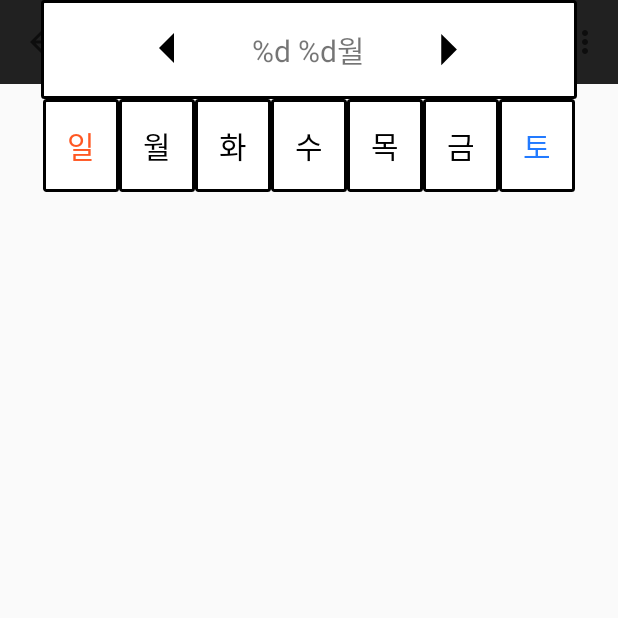
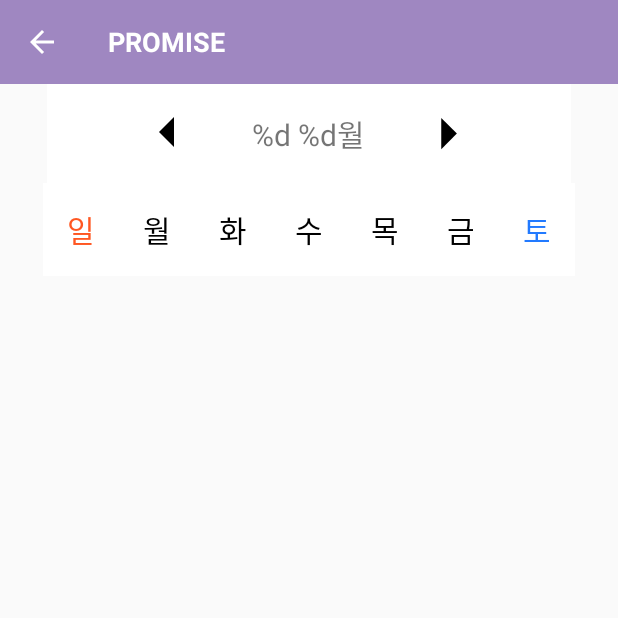
Before and after one commit to namefox2/android_calendar, an Android app: the screen it shows after launch (MainActivity), on a phone screen of 412 x 824 dp, the top half of it. Run offline under Robolectric (Android 15) with nearby library versions, the phone set to English and light mode, and no system bars.

Commit message:
toolbar frame complete

```diff
--- a/app/src/main/java/com/example/calendar/MainActivity.java
+++ b/app/src/main/java/com/example/calendar/MainActivity.java
@@ -1,34 +1,48 @@
 package com.example.calendar;
 
+import androidx.appcompat.app.ActionBar;
 import androidx.appcompat.app.AppCompatActivity;
 import androidx.appcompat.widget.Toolbar;
 
+import android.app.Activity;
 import android.os.Bundle;
 import android.view.Menu;
 import android.view.MenuInflater;
 import android.view.MenuItem;
-import android.widget.TextView;
+import android.view.Window;
+import android.view.WindowManager;
 
-import org.w3c.dom.Text;
+import com.google.android.material.navigation.NavigationView;
 
 public class MainActivity extends AppCompatActivity
 {
+    Toolbar toolbar;
+    NavigationView navigationView;
     @Override
     protected void onCreate(Bundle savedInstanceState) {
         super.onCreate(savedInstanceState);
         setContentView(R.layout.activity_main);
 
-        Toolbar toolbar = findViewById(R.id.toolbar);
+        toolbar = findViewById(R.id.toolbar);
         setSupportActionBar(toolbar);
 
-        TextView toolbarTitle = findViewById(R.id.toolbar_title);
-        String toolbar_text = "TODO";
-        toolbarTitle.setText(toolbar_text);
+        ActionBar actionBar = getSupportActionBar();
+        assert actionBar != null;
+        actionBar.setDisplayShowCustomEnabled(true);
+        actionBar.setDisplayShowTitleEnabled(false);
+        actionBar.setDisplayHomeAsUpEnabled(true);
 
-        if(getSupportActionBar() != null)
-        {
-            getSupportActionBar().setDisplayHomeAsUpEnabled(true);
-        }
+//        navigationView = findViewById(R.id.navigationView);
+
+
+//        TextView toolbarTitle = findViewById(R.id.toolbar_title);
+//        String toolbar_text = "TODO";
+//        toolbarTitle.setText(toolbar_text);
+
+//        if(getSupportActionBar() != null)
+//        {
+//            getSupportActionBar().setDisplayHomeAsUpEnabled(true);
+//        }
 //        androidx.appcompat.app.ActionBar actionBar = getSupportActionBar();
 //        if(actionBar != null)
 //        {
@@ -41,6 +55,8 @@ public class MainActivity extends AppCompatActivity
     {
         MenuInflater inflater = getMenuInflater();
         inflater.inflate(R.menu.actionbar_menu, menu);
+        toolbar.getMenu().clear();
+
         return true;
     }
     public boolean onOptionsItemSelected(MenuItem item)
@@ -55,6 +71,20 @@ public class MainActivity extends AppCompatActivity
         {
             return true;
         }
+        else if(id == R.id.bar_change_promise)
+        {
+            return true;
+        }
         return super.onOptionsItemSelected(item);
     }
+    public static void setWindowFlag(Activity activity, final int bits, boolean on) {
+        Window win = activity.getWindow();
+        WindowManager.LayoutParams winParams = win.getAttributes();
+        if (on) {
+            winParams.flags |= bits;
+        } else {
+            winParams.flags &= ~bits;
+        }
+        win.setAttributes(winParams);
+    }
 }
--- a/app/src/main/res/drawable/border_calendar.xml
+++ b/app/src/main/res/drawable/border_calendar.xml
@@ -2,7 +2,7 @@
 <shape xmlns:android="http://schemas.android.com/apk/res/android">
     <solid android:color="#FFFFFFFF"/>
     <stroke
-        android:width="2dp"
-        android:color="#000000"/>
-    <corners android:radius="1dp"/>
+        android:width="0dp"
+        android:color="#FFE2E2"/>
+    <corners android:radius="0dp"/>
 </shape>
--- a/app/src/main/res/layout/activity_main.xml
+++ b/app/src/main/res/layout/activity_main.xml
@@ -4,32 +4,24 @@
     xmlns:tools="http://schemas.android.com/tools"
     android:layout_width="match_parent"
     android:layout_height="match_parent"
+    android:id="@+id/main"
     tools:context=".MainActivity">
 
-    <androidx.appcompat.widget.Toolbar
-        android:layout_width="match_parent"
-        android:layout_height="wrap_content"
+    <include
         android:id="@+id/toolbar"
-        android:background="?attr/colorPrimary"
-        android:theme="@style/Theme.AppCompat.Light.DarkActionBar"
-        app:contentInsetStart="0dp"
-        app:contentInsetEnd="0dp"
+        layout="@layout/toolbar"
         app:layout_constraintTop_toTopOf="parent"
-        app:layout_constraintStart_toStartOf="parent">
-        <TextView
-            android:layout_width="wrap_content"
-            android:layout_height="wrap_content"
-            android:id="@+id/toolbar_title"
-            android:textColor="@color/black"
-            android:textSize="40sp"
-            android:gravity="center_horizontal"
-            />
-    </androidx.appcompat.widget.Toolbar>
+        app:layout_constraintStart_toStartOf="parent"
+        app:layout_constraintEnd_toEndOf="parent"
+        />
 
     <include
         android:id="@+id/includedCalendar"
+        layout="@layout/calendar_frame"
         app:layout_constraintTop_toBottomOf="@id/toolbar"
-        layout="@layout/calendar_frame"
-        />
+        app:layout_constraintStart_toStartOf="parent"
+        app:layout_constraintEnd_toEndOf="parent"
+        android:layout_width="match_parent"
+        android:layout_height="wrap_content"/>
 
 </androidx.constraintlayout.widget.ConstraintLayout>
--- a/app/src/main/res/layout/calendar_frame.xml
+++ b/app/src/main/res/layout/calendar_frame.xml
@@ -1,15 +1,20 @@
 <?xml version="1.0" encoding="utf-8"?>
-<LinearLayout xmlns:android="http://schemas.android.com/apk/res/android"
+<androidx.constraintlayout.widget.ConstraintLayout xmlns:android="http://schemas.android.com/apk/res/android"
     android:layout_width="match_parent"
     android:layout_height="wrap_content"
+    xmlns:app="http://schemas.android.com/apk/res-auto"
     android:orientation="vertical">
     <LinearLayout
+        android:id="@+id/calendar_top"
         android:layout_width="match_parent"
         android:layout_height="wrap_content"
         android:orientation="horizontal"
         android:layout_gravity="center"
-        android:layout_marginHorizontal="27dp"
+        android:layout_marginHorizontal="31dp"
         style="@style/calendarMonthHeader"
+        app:layout_constraintTop_toTopOf="parent"
+        app:layout_constraintStart_toStartOf="parent"
+        app:layout_constraintEnd_toEndOf="parent"
         >
         <ImageButton
             android:id="@+id/calendar_left"
@@ -37,58 +42,69 @@
         </ImageButton>
     </LinearLayout>
     <LinearLayout
+        android:id="@+id/calendar_middle"
         android:layout_width="wrap_content"
         android:layout_height="wrap_content"
         android:orientation="horizontal"
-        android:layout_gravity="center_horizontal">
+        android:layout_gravity="center_horizontal"
+        app:layout_constraintTop_toBottomOf="@id/calendar_top"
+        app:layout_constraintStart_toStartOf="parent"
+        app:layout_constraintEnd_toEndOf="parent">
         <TextView
             android:id="@+id/calendar_sun"
-            android:layout_width="wrap_content"
+            android:layout_width="0dp"
+            android:layout_weight="1"
             android:layout_height="wrap_content"
             android:text="@string/sun"
             style="@style/calendarWeekSUN">
         </TextView>
         <TextView
             android:id="@+id/calendar_mon"
-            android:layout_width="wrap_content"
+            android:layout_width="0dp"
+            android:layout_weight="1"
             android:layout_height="wrap_content"
             android:text="@string/mon"
             style="@style/calendarWeekHeader">
         </TextView>
         <TextView
             android:id="@+id/calendar_thu"
-            android:layout_width="wrap_content"
+            android:layout_width="0dp"
+            android:layout_weight="1"
             android:layout_height="wrap_content"
             android:text="@string/thu"
             style="@style/calendarWeekHeader">
         </TextView>
         <TextView
             android:id="@+id/calendar_wed"
-            android:layout_width="wrap_content"
+            android:layout_width="0dp"
+            android:layout_weight="1"
             android:layout_height="wrap_content"
             android:text="@string/wed"
             style="@style/calendarWeekHeader">
         </TextView>
         <TextView
             android:id="@+id/calendar_thur"
-            android:layout_width="wrap_content"
+            android:layout_width="0dp"
+            android:layout_weight="1"
             android:layout_height="wrap_content"
             android:text="@string/thur"
             style="@style/calendarWeekHeader">
         </TextView>
         <TextView
             android:id="@+id/calendar_fri"
-            android:layout_width="wrap_content"
+            android:layout_width="0dp"
+            android:layout_weight="1"
             android:layout_height="wrap_content"
             android:text="@string/fri"
             style="@style/calendarWeekHeader">
         </TextView>
         <TextView
             android:id="@+id/calendar_sat"
-            android:layout_width="wrap_content"
+            android:layout_width="0dp"
+            android:layout_weight="1"
             android:layout_height="wrap_content"
             android:text="@string/sat"
             style="@style/calendarWeekSAT">
         </TextView>
     </LinearLayout>
-</LinearLayout>
+</androidx.constraintlayout.widget.ConstraintLayout>
--- /dev/null
+++ b/app/src/main/res/layout/toolbar.xml
@@ -0,0 +1,44 @@
+<?xml version="1.0" encoding="utf-8"?>
+<androidx.appcompat.widget.Toolbar xmlns:android="http://schemas.android.com/apk/res/android"
+    xmlns:app="http://schemas.android.com/apk/res-auto"
+    android:id="@+id/communityToolbar"
+    android:layout_width="match_parent"
+    android:layout_height="wrap_content"
+    android:background="?attr/colorPrimary"
+    android:minHeight="?attr/actionBarSize"
+    android:theme="?attr/actionBarTheme"
+    app:navigationIcon="@drawable/abc_vector_test">
+
+    <androidx.constraintlayout.widget.ConstraintLayout
+        android:layout_width="match_parent"
+        android:layout_height="match_parent"
+        android:orientation="horizontal">
+
+        <androidx.constraintlayout.widget.Guideline
+            android:id="@+id/toolbar_hg_10"
+            android:layout_width="wrap_content"
+            android:layout_height="wrap_content"
+            android:orientation="horizontal"
+            app:layout_constraintGuide_percent="0.15" />
+
+        <androidx.constraintlayout.widget.Guideline
+            android:id="@+id/toolbar_hg_90"
+            android:layout_width="wrap_content"
+            android:layout_height="wrap_content"
+            android:orientation="horizontal"
+            app:layout_constraintGuide_percent="0.85" />
+
+        <TextView
+            android:id="@+id/toolBarTitle"
+            android:layout_width="wrap_content"
+            android:layout_height="wrap_content"
+            android:text="@string/promise"
+            android:textColor="#FFFFFF"
+            android:textSize="18sp"
+            android:textStyle="bold"
+            app:layout_constraintBottom_toBottomOf="parent"
+            app:layout_constraintStart_toStartOf="parent"
+            app:layout_constraintTop_toTopOf="parent" />
+
+    </androidx.constraintlayout.widget.ConstraintLayout>
+</androidx.appcompat.widget.Toolbar>
--- a/app/src/main/res/menu/actionbar_menu.xml
+++ b/app/src/main/res/menu/actionbar_menu.xml
@@ -11,4 +11,9 @@
         android:title="@string/random_list"
         android:orderInCategory="1"
         app:showAsAction="never" />
+    <item
+        android:id="@+id/bar_change_promise"
+        android:title="@string/change_promise"
+        android:orderInCategory="2"
+        app:showAsAction="never" />
 </menu>
--- a/app/src/main/res/values/strings.xml
+++ b/app/src/main/res/values/strings.xml
@@ -9,6 +9,7 @@
     <string name="sat">토</string>
     <string name="success_percent">성공비율</string>
     <string name="random_list">랜덤리스트 관리</string>
+    <string name="change_promise">다짐 수정하기</string>
     <string name="calendar_right">calendar_right</string>
     <string name="calendar_left">calendar_left</string>
     <string name="year_month">%d %d월</string>
--- a/app/src/main/res/values/styles.xml
+++ b/app/src/main/res/values/styles.xml
@@ -30,14 +30,12 @@
         <item name="android:gravity">center</item>
     </style>
 
-    <style name="AppTheme" parent="Theme.AppCompat.Light.DarkActionBar">
+    <style name="AppTheme" parent="Theme.AppCompat.Light.NoActionBar">
         <item name="colorPrimary">#9F87C1</item>
         <item name="colorPrimaryDark">#3700b3</item>
         <item name="colorAccent">#03dac5</item>
         <item name="windowActionBar">false</item>
         <item name="windowNoTitle">true</item>
     </style>
-    <style name="ToolbarTheme" parent="ThemeOverlay.AppCompat.Dark.ActionBar">
-        <item name="android:textColor">@android:color/white</item>
-    </style>
+
 </resources>
```
